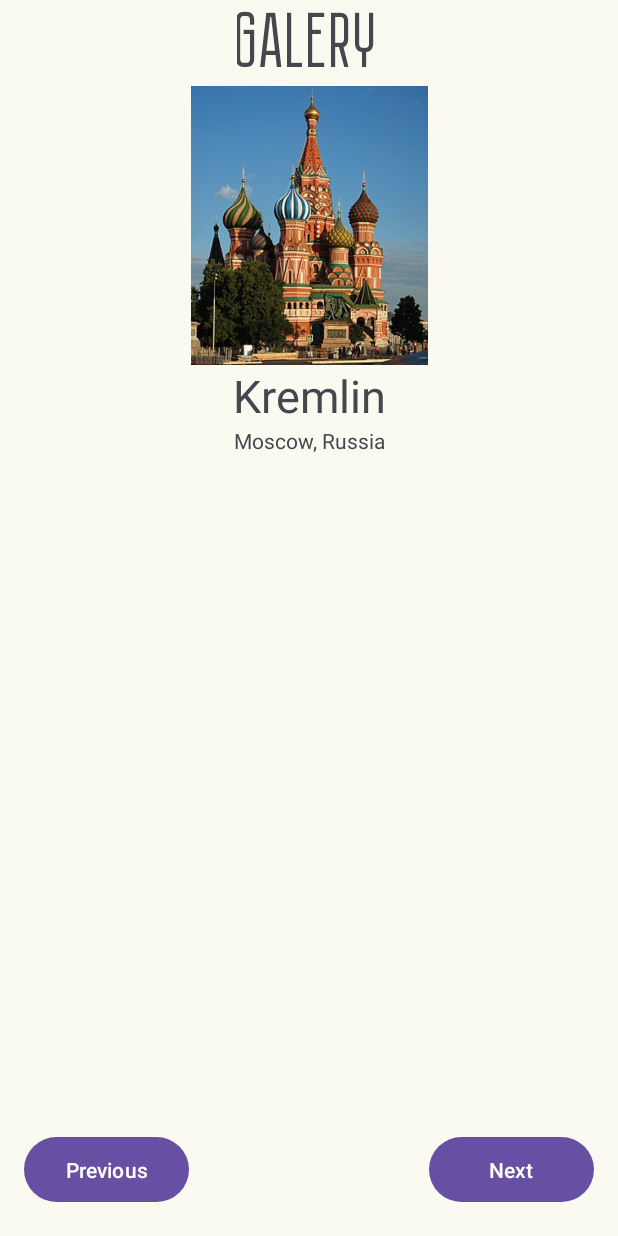
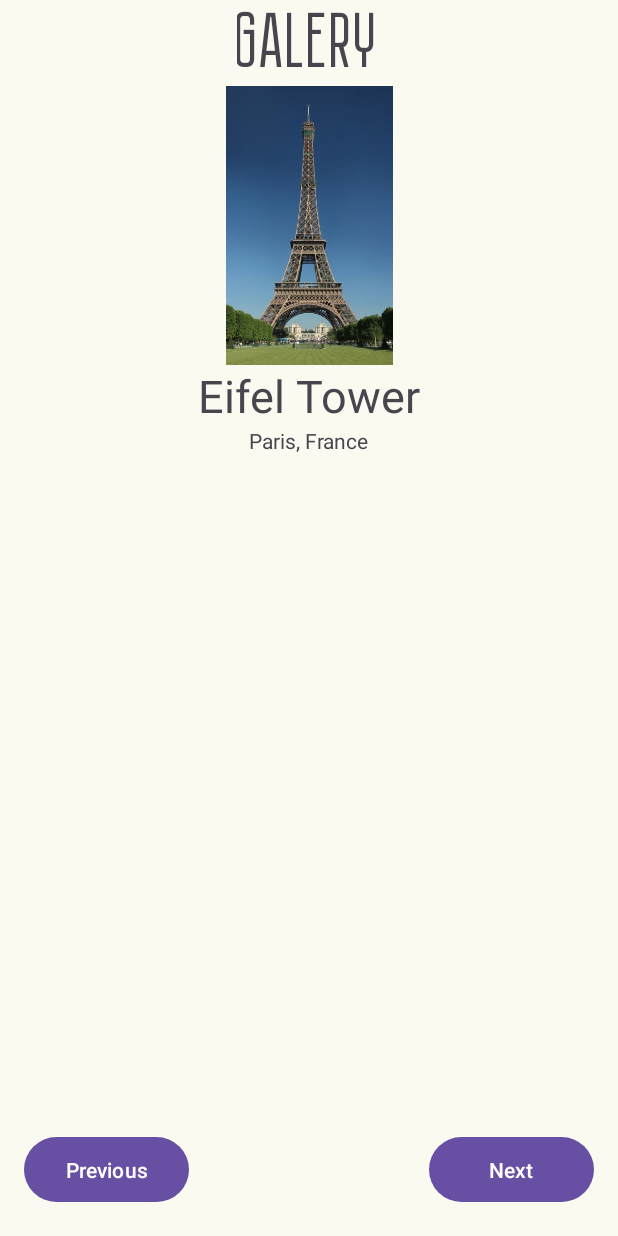
Before and after one commit to KoshTatus/ArtSpace, an Android app: the screen it shows after launch (MainActivity), after a tap on "Previous", on a phone screen of 412 x 824 dp. Run offline under Robolectric (Android 15) with nearby library versions, the phone set to English and light mode, and no system bars.

Commit message:
fix: save image when rotating screen

```diff
--- a/app/src/main/java/com/example/lr2/MainActivity.kt
+++ b/app/src/main/java/com/example/lr2/MainActivity.kt
@@ -1,6 +1,5 @@
 package com.example.lr2
 
-import android.annotation.SuppressLint
 import android.os.Bundle
 import android.view.View
 import android.widget.Button
@@ -10,7 +9,6 @@ import androidx.activity.enableEdgeToEdge
 import androidx.appcompat.app.AppCompatActivity
 import androidx.core.view.ViewCompat
 import androidx.core.view.WindowInsetsCompat
-import java.io.Console
 
 data class Photo(
     val imageId: Int,
@@ -18,7 +16,10 @@ data class Photo(
     val location: String
 )
 
+
+
 class MainActivity : AppCompatActivity() {
+    private var currImage: Int = 0
     override fun onCreate(savedInstanceState: Bundle?) {
         super.onCreate(savedInstanceState)
         enableEdgeToEdge()
@@ -28,28 +29,17 @@ class MainActivity : AppCompatActivity() {
             v.setPadding(systemBars.left, systemBars.top, systemBars.right, systemBars.bottom)
             insets
         }
+        if (savedInstanceState != null) run {
+            currImage = savedInstanceState.getInt("currImage")
+            updateUI(currImage)
+        }
     }
 
-    private val imageIds: Array<Int> = arrayOf(
-        R.drawable.piza,
-        R.drawable.coliseum,
-        R.drawable.cremle
-    )
+    override fun onSaveInstanceState(outState: Bundle) {
+        super.onSaveInstanceState(outState)
 
-    private val names: Array<Array<String>> = arrayOf(
-        arrayOf(
-            "Leaning Tower of Pisa",
-            "Pisa, Italy"
-        ),
-        arrayOf(
-            "Coliseum",
-            "Rome, Italy"
-        ),
-        arrayOf(
-            "Kremlin",
-            "Moscow, Russia"
-        )
-    )
+        outState.putInt("currImage", currImage)
+    }
 
     private val photos: List<Photo> = listOf(
         Photo(R.drawable.piza, "Leaning Tower of Pisa", "Pisa, Italy"),
@@ -58,22 +48,25 @@ class MainActivity : AppCompatActivity() {
         Photo(R.drawable.eifel, "Eifel Tower", "Paris, France")
     )
 
-    private var currImage: Int = 0
+    private fun updateUI(currId: Int){
+        val imageView = findViewById<ImageView>(R.id.imageView)
+        val nameView = findViewById<TextView>(R.id.textView2)
+        val locationView = findViewById<TextView>(R.id.textView3)
+        imageView.setImageResource(photos[currId].imageId)
+        nameView.text = photos[currId].name
+        locationView.text = photos[currId].location
+    }
 
     fun changeInfo(view: View){
         var direction = 1
         if (findViewById<Button>(view.id).text == "Previous")
             direction = -1
-        val imageView = findViewById<ImageView>(R.id.imageView)
-        val nameView = findViewById<TextView>(R.id.textView2)
-        val locationView = findViewById<TextView>(R.id.textView3)
+        println(currImage)
         currImage += direction
         if (currImage == -1)
-            currImage = 2
+            currImage = photos.size - 1
         if (currImage == photos.size)
             currImage = 0
-        imageView.setImageResource(photos[currImage].imageId)
-        nameView.text = photos[currImage].name
-        locationView.text = photos[currImage].location
+        updateUI(currImage)
     }
 }
```
